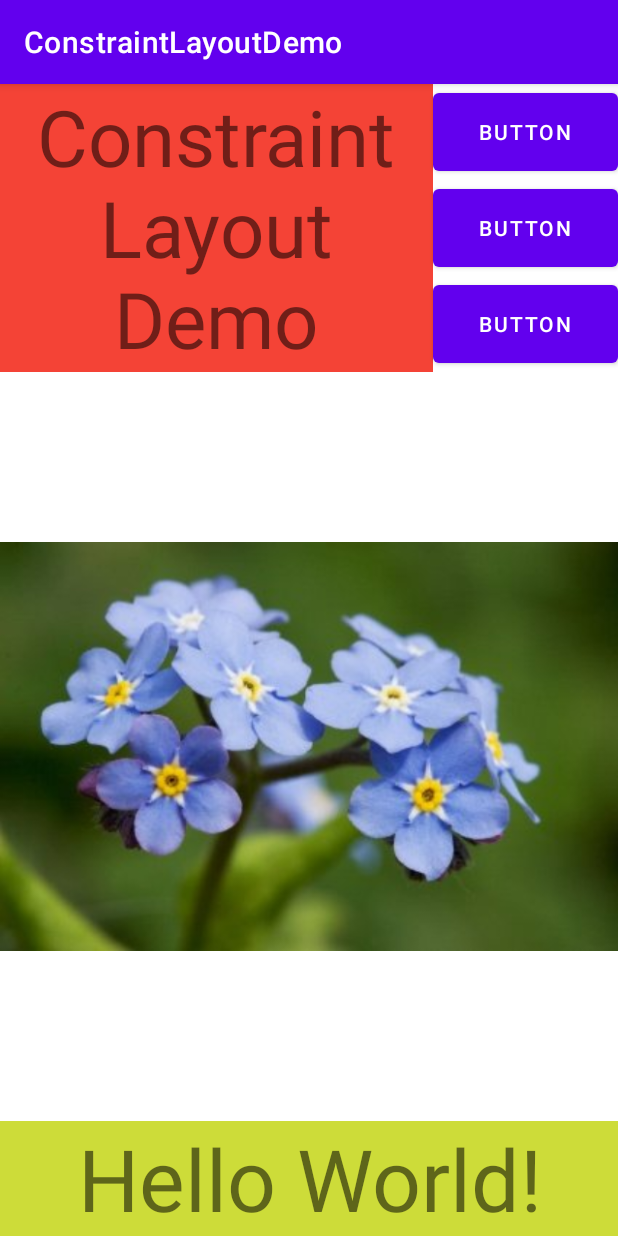
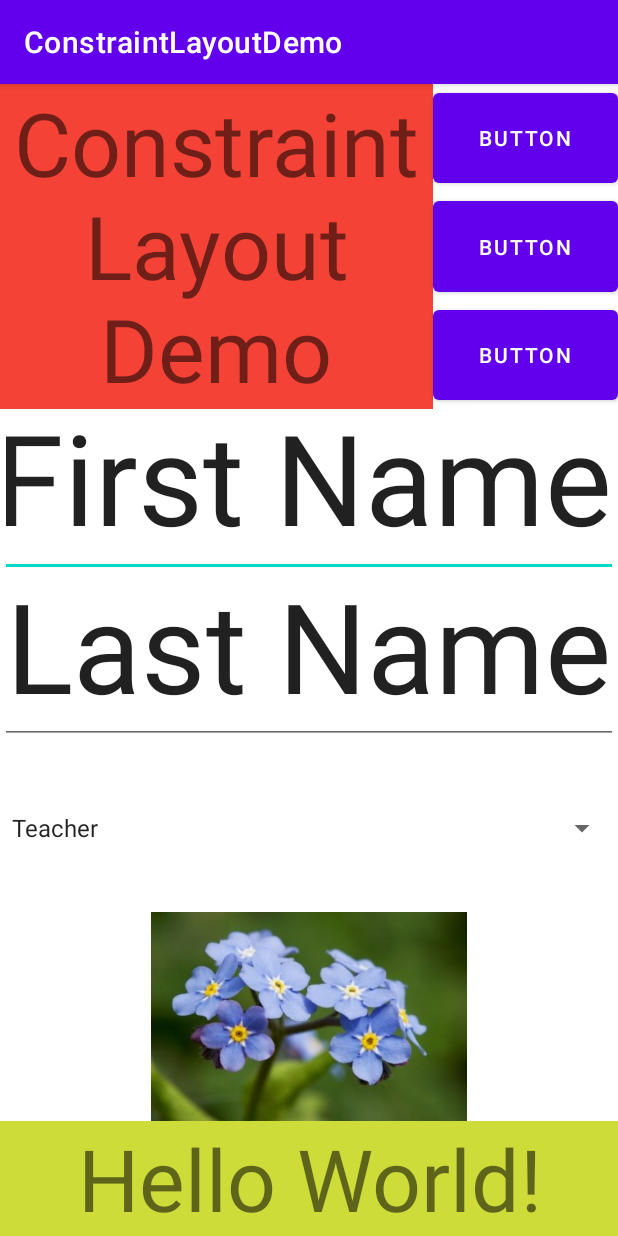
Before and after one commit to macbeth-byui/ConstraintLayoutDemo, an Android app: the screen it shows after launch (MainActivity), on a phone screen of 412 x 824 dp. Run offline under Robolectric (Android 15) with nearby library versions, the phone set to English and light mode, and no system bars.

Commit message:
Added edittext and spinner to the example

```diff
--- a/app/build.gradle
+++ b/app/build.gradle
@@ -8,7 +8,7 @@ android {
 
     defaultConfig {
         applicationId "t.macbeth.constraintlayoutdemo"
-        minSdkVersion 24
+        minSdkVersion 26
         targetSdkVersion 30
         versionCode 1
         versionName "1.0"
--- a/app/src/main/java/t/macbeth/constraintlayoutdemo/MainActivity.java
+++ b/app/src/main/java/t/macbeth/constraintlayoutdemo/MainActivity.java
@@ -1,8 +1,13 @@
 package t.macbeth.constraintlayoutdemo;
 
 import androidx.appcompat.app.AppCompatActivity;
+import androidx.constraintlayout.widget.ConstraintLayout;
+
 
 import android.os.Bundle;
+import android.util.TypedValue;
+import android.view.ViewTreeObserver;
+import android.widget.EditText;
 
 public class MainActivity extends AppCompatActivity {
 
@@ -10,5 +15,29 @@ public class MainActivity extends AppCompatActivity {
     protected void onCreate(Bundle savedInstanceState) {
         super.onCreate(savedInstanceState);
         setContentView(R.layout.activity_main);
+
+        // The measured height of the EditText fields is not known immediately.  The Global
+        // Layout Listener will notify us when the layout is done and then we can access
+        // the measured height.
+        ConstraintLayout layout = findViewById(R.id.layout);
+        layout.getViewTreeObserver().addOnGlobalLayoutListener(new ViewTreeObserver.OnGlobalLayoutListener() {
+            @Override
+            public void onGlobalLayout() {
+                EditText firstName = findViewById(R.id.editTextTextPersonName2);
+                EditText lastName = findViewById(R.id.editTextTextPersonName3);
+
+                // MeasuredHeight is in pixels but note that the EditText has padding around
+                // the editable space.  Therefore, reduce by 75%
+                firstName.setTextSize(TypedValue.COMPLEX_UNIT_PX, Math.round(firstName.getMeasuredHeight()*0.75));
+                lastName.setTextSize(TypedValue.COMPLEX_UNIT_PX, Math.round(lastName.getMeasuredHeight()*0.75));
+
+                // Only want to do this once so remove the listener
+                layout.getViewTreeObserver().removeOnGlobalLayoutListener(this);
+            }
+        });
+
+
     }
+
+
 }
--- a/app/src/main/res/layout/activity_main.xml
+++ b/app/src/main/res/layout/activity_main.xml
@@ -2,6 +2,7 @@
 <androidx.constraintlayout.widget.ConstraintLayout xmlns:android="http://schemas.android.com/apk/res/android"
     xmlns:app="http://schemas.android.com/apk/res-auto"
     xmlns:tools="http://schemas.android.com/tools"
+    android:id="@+id/layout"
     android:layout_width="match_parent"
     android:layout_height="match_parent"
     tools:context=".MainActivity">
@@ -11,14 +12,17 @@
         android:layout_width="wrap_content"
         android:layout_height="wrap_content"
         android:orientation="horizontal"
-        app:layout_constraintGuide_percent="0.25" />
+        app:layout_constraintGuide_begin="217dp" />
 
     <androidx.constraintlayout.widget.Guideline
         android:id="@+id/guideline_button"
         android:layout_width="wrap_content"
         android:layout_height="wrap_content"
         android:orientation="vertical"
-        app:layout_constraintGuide_percent="0.70" />
+        app:layout_constraintBottom_toBottomOf="parent"
+        app:layout_constraintEnd_toEndOf="parent"
+        app:layout_constraintGuide_percent="0.70"
+        app:layout_constraintStart_toStartOf="parent" />
 
     <TextView
         android:id="@+id/textView"
@@ -71,7 +75,7 @@
         app:layout_constraintBottom_toTopOf="@+id/guideline_footer"
         app:layout_constraintEnd_toEndOf="parent"
         app:layout_constraintStart_toStartOf="parent"
-        app:layout_constraintTop_toTopOf="@+id/guideline_header"
+        app:layout_constraintTop_toTopOf="@+id/guideline_form"
         app:srcCompat="@drawable/forgetmenot" />
 
     <androidx.constraintlayout.widget.Guideline
@@ -94,4 +98,45 @@
         app:layout_constraintStart_toStartOf="parent"
         app:layout_constraintTop_toBottomOf="@+id/imageView" />
 
+    <androidx.constraintlayout.widget.Guideline
+        android:id="@+id/guideline_form"
+        android:layout_width="wrap_content"
+        android:layout_height="wrap_content"
+        android:orientation="horizontal"
+        app:layout_constraintGuide_begin="552dp" />
+
+    <EditText
+        android:id="@+id/editTextTextPersonName2"
+        android:layout_width="0dp"
+        android:layout_height="0dp"
+        android:ems="10"
+        android:inputType="textPersonName"
+        android:text="First Name"
+        app:layout_constraintBottom_toTopOf="@+id/editTextTextPersonName3"
+        app:layout_constraintEnd_toEndOf="parent"
+        app:layout_constraintStart_toStartOf="parent"
+        app:layout_constraintTop_toTopOf="@+id/guideline_header" />
+
+    <EditText
+        android:id="@+id/editTextTextPersonName3"
+        android:layout_width="0dp"
+        android:layout_height="0dp"
+        android:ems="10"
+        android:inputType="textPersonName"
+        android:text="Last Name"
+        app:layout_constraintBottom_toTopOf="@+id/spinner"
+        app:layout_constraintEnd_toEndOf="parent"
+        app:layout_constraintStart_toStartOf="parent"
+        app:layout_constraintTop_toBottomOf="@+id/editTextTextPersonName2" />
+
+    <Spinner
+        android:id="@+id/spinner"
+        android:layout_width="0dp"
+        android:layout_height="0dp"
+        android:entries="@array/Title"
+        app:layout_constraintBottom_toTopOf="@id/guideline_form"
+        app:layout_constraintEnd_toEndOf="parent"
+        app:layout_constraintStart_toStartOf="parent"
+        app:layout_constraintTop_toBottomOf="@+id/editTextTextPersonName3" />
+
 </androidx.constraintlayout.widget.ConstraintLayout>
--- a/app/src/main/res/values/strings.xml
+++ b/app/src/main/res/values/strings.xml
@@ -1,3 +1,8 @@
 <resources>
     <string name="app_name">ConstraintLayoutDemo</string>
+    <string-array name="Title">
+        <item>Teacher</item>
+        <item>Student</item>
+        <item>Administrator</item>
+    </string-array>
 </resources>
```
